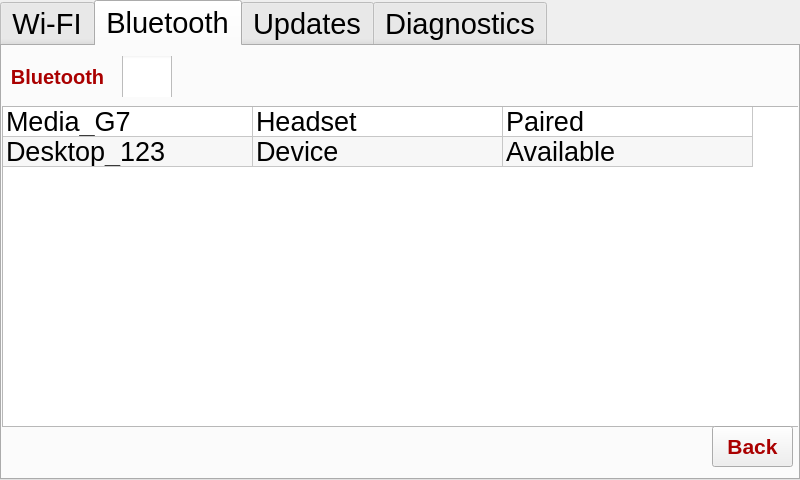
The window that RPI/GUI/UI/Settings.ui (YehiaEhab16/FOTA_Graduation-Project-2022) describes before a commit, drawn with Qt 5.
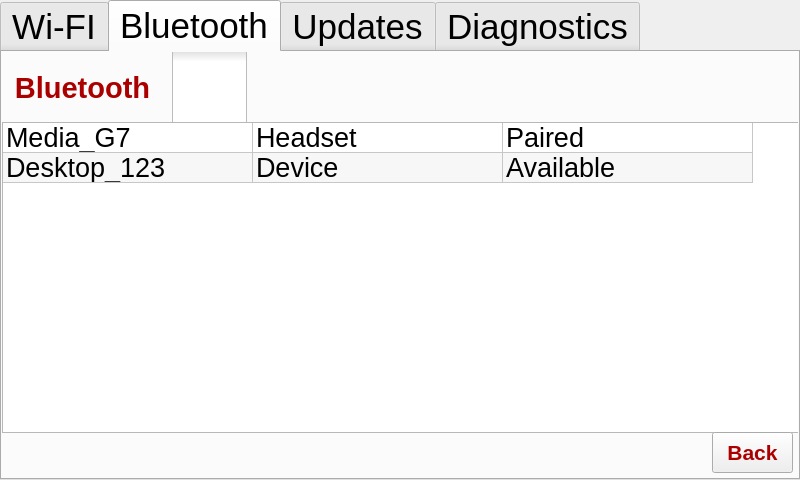
The same window after the commit. The open tabs and pages were chosen to show the change. Icons and pictures are not drawn.

What changed in the file:
```diff
--- a/RPI/GUI/UI/Settings.ui
+++ b/RPI/GUI/UI/Settings.ui
@@ -12,7 +12,7 @@
   </property>
   <property name="font">
    <font>
-    <pointsize>22</pointsize>
+    <pointsize>26</pointsize>
    </font>
   </property>
   <property name="windowTitle">
@@ -1398,14 +1398,14 @@
     <property name="geometry">
      <rect>
       <x>0</x>
-      <y>10</y>
-      <width>111</width>
-      <height>41</height>
+      <y>0</y>
+      <width>161</width>
+      <height>71</height>
      </rect>
     </property>
     <property name="font">
      <font>
-      <pointsize>15</pointsize>
+      <pointsize>22</pointsize>
       <weight>75</weight>
       <bold>true</bold>
      </font>
@@ -1423,16 +1423,21 @@
    <widget class="QCheckBox" name="checkBox_2">
     <property name="geometry">
      <rect>
-      <x>120</x>
-      <y>10</y>
-      <width>71</width>
-      <height>41</height>
+      <x>170</x>
+      <y>0</y>
+      <width>81</width>
+      <height>71</height>
      </rect>
     </property>
+    <property name="font">
+     <font>
+      <pointsize>22</pointsize>
+     </font>
+    </property>
     <property name="styleSheet">
      <string notr="true">QCheckBox::indicator{
-	width: 50px;
-	height: 50px;
+	width: 75px;
+	height: 75px;
 }
 
 QCheckBox::indicator:unchecked {
@@ -1451,9 +1456,9 @@
     <property name="geometry">
      <rect>
       <x>0</x>
-      <y>60</y>
+      <y>70</y>
       <width>801</width>
-      <height>321</height>
+      <height>311</height>
      </rect>
     </property>
     <property name="font">
```
Left out of the diff: 24 changed lines with no effect on the pictures.
